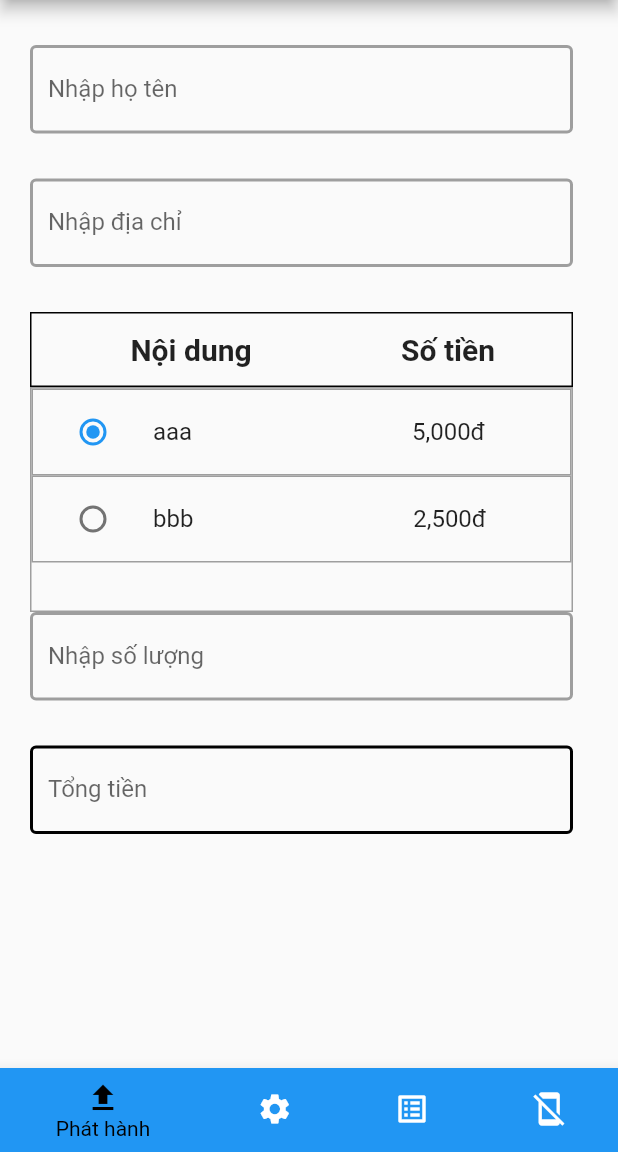
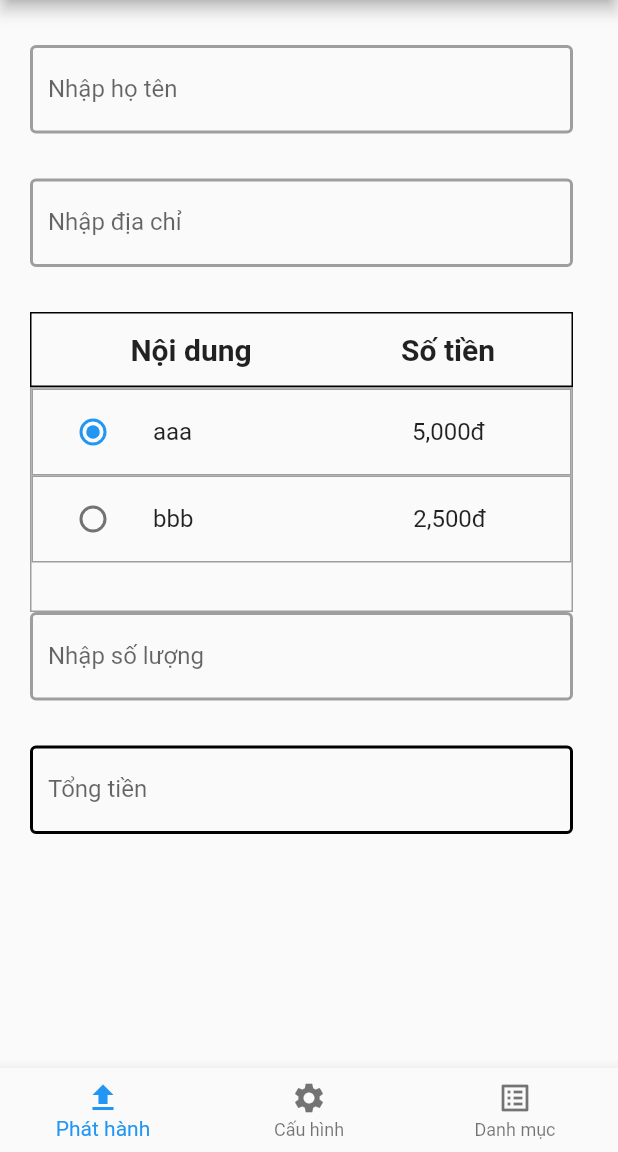
Before and after one commit to nguyennhutthien/AppPhatHanhBienLai, a Flutter app: the screen it shows after launch, on a phone screen of 412 x 824 dp, the part 84-1236 px from its top. Run offline on Flutter 3.47's test engine with Material 2 defaults, Android fonts, the phone set to English and light mode, and no system bars.

Commit message:
Update main

```diff
--- a/lib/main.dart
+++ b/lib/main.dart
@@ -33,9 +33,14 @@ class _MyStatefulWidgetState extends State<MyStatefulWidget> {
     HomePage(),
     SettingPage(),
     CategoryPage(),
-    ExitPage(),
   ];
 
+  static const List<String> _appbartitileList= ["Phát hành","Cấu hình","Danh mục"];
+  static const List<Icon> _iconList= [
+    Icon(Icons.upload),
+    Icon(Icons.plus_one_outlined),
+    Icon(Icons.plus_one),
+  ];
 
   void _onItemTapped(int index) {
     setState(() {
@@ -45,18 +50,19 @@ class _MyStatefulWidgetState extends State<MyStatefulWidget> {
 
   @override
   Widget build(BuildContext context) {
+    String _appbartitle=_appbartitileList.elementAt(_selectedIndex);
     return Scaffold(
       appBar: AppBar(
-        title: const Text('Phát hành'),
+        title: Text(_appbartitle),
         actions: <Widget>[
           Container(
             decoration: BoxDecoration(
-              shape: BoxShape.circle,
-              color: Colors.lightBlueAccent
+                shape: BoxShape.circle,
+                color: Colors.lightBlueAccent
             ),
             child: IconButton(
               onPressed: (){},
-              icon: Icon(Icons.upload),
+              icon: _iconList.elementAt(_selectedIndex),
             ),
           )
         ],
@@ -65,7 +71,7 @@ class _MyStatefulWidgetState extends State<MyStatefulWidget> {
         child: Pages.elementAt(_selectedIndex),
       ),
       bottomNavigationBar: BottomNavigationBar(
-        items: const <BottomNavigationBarItem>[
+        items: <BottomNavigationBarItem>[
           BottomNavigationBarItem(
             icon: Icon(Icons.upload),
             label: 'Phát hành',
@@ -81,15 +87,10 @@ class _MyStatefulWidgetState extends State<MyStatefulWidget> {
             label: 'Danh mục',
             backgroundColor: Colors.blue,
           ),
-          BottomNavigationBarItem(
-            icon: Icon(Icons.mobile_off),
-            label: 'Thoát',
-            backgroundColor: Colors.blue,
-          ),
         ],
 
         currentIndex: _selectedIndex,
-        selectedItemColor: Colors.black,
+        selectedItemColor: Colors.blue,
         onTap: _onItemTapped,
       ),
     );
```
